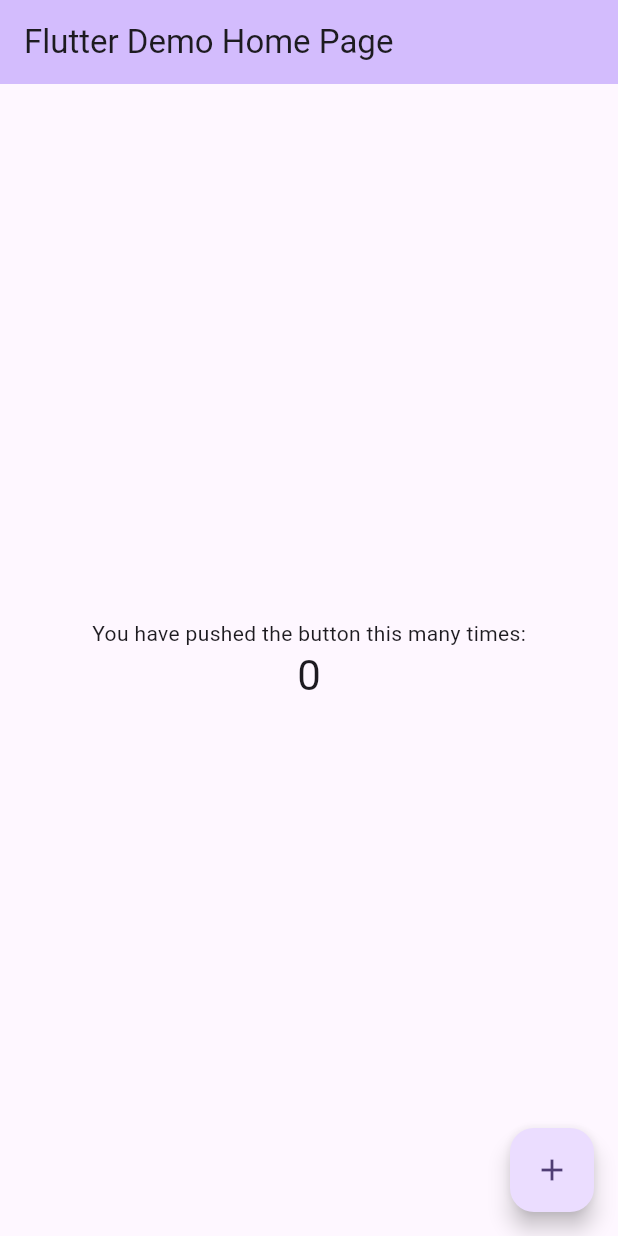
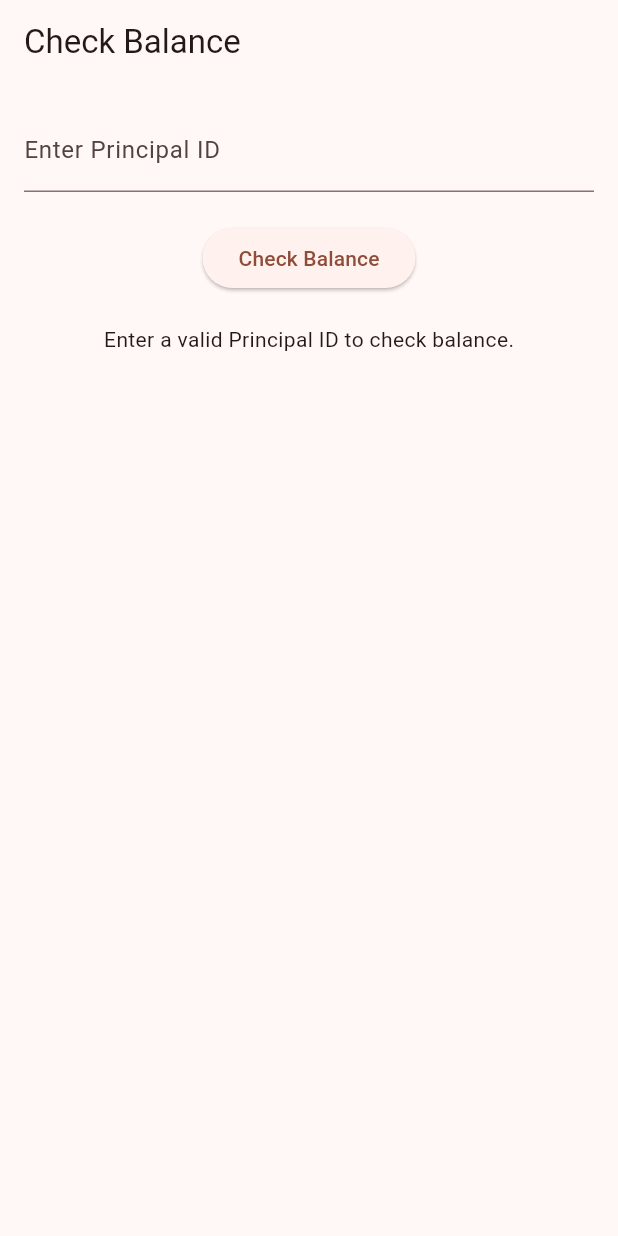
Before and after one commit to CanerKocak/exeplorer, a Flutter app: the screen it shows after launch, on a phone screen of 412 x 824 dp. Run offline on Flutter 3.47's test engine with Material 3 defaults, Android fonts, the phone set to English and light mode, and no system bars; missing offline and left inert: agent_dart.

Commit message:
feat: icrc1 get balance_of

```diff
--- /dev/null
+++ b/devtools_options.yaml
@@ -0,0 +1,3 @@
+description: This file stores settings for Dart & Flutter DevTools.
+documentation: https://docs.flutter.dev/tools/devtools/extensions#configure-extension-enablement-states
+extensions:
--- a/lib/main.dart
+++ b/lib/main.dart
@@ -1,125 +1,25 @@
 import 'package:flutter/material.dart';
+import 'package:provider/provider.dart';
+import 'providers/balance_provider.dart';
+import 'screens/balance_screen.dart';
 
 void main() {
-  runApp(const MyApp());
+  runApp(MyApp());
 }
 
 class MyApp extends StatelessWidget {
-  const MyApp({super.key});
-
-  // This widget is the root of your application.
   @override
   Widget build(BuildContext context) {
-    return MaterialApp(
-      title: 'Flutter Demo',
-      theme: ThemeData(
-        // This is the theme of your application.
-        //
-        // TRY THIS: Try running your application with "flutter run". You'll see
-        // the application has a purple toolbar. Then, without quitting the app,
-        // try changing the seedColor in the colorScheme below to Colors.green
-        // and then invoke "hot reload" (save your changes or press the "hot
-        // reload" button in a Flutter-supported IDE, or press "r" if you used
-        // the command line to start the app).
-        //
-        // Notice that the counter didn't reset back to zero; the application
-        // state is not lost during the reload. To reset the state, use hot
-        // restart instead.
-        //
-        // This works for code too, not just values: Most code changes can be
-        // tested with just a hot reload.
-        colorScheme: ColorScheme.fromSeed(seedColor: Colors.deepPurple),
-        useMaterial3: true,
+    return ChangeNotifierProvider(
+      create: (context) => BalanceProvider(),
+      child: MaterialApp(
+        title: 'Windoge98 Meme Coin App',
+        theme: ThemeData(
+          useMaterial3: true,
+          colorScheme: ColorScheme.fromSeed(seedColor: Colors.deepOrange),
+        ),
+        home: BalanceScreen(),
       ),
-      home: const MyHomePage(title: 'Flutter Demo Home Page'),
     );
   }
 }
-
-class MyHomePage extends StatefulWidget {
-  const MyHomePage({super.key, required this.title});
-
-  // This widget is the home page of your application. It is stateful, meaning
-  // that it has a State object (defined below) that contains fields that affect
-  // how it looks.
-
-  // This class is the configuration for the state. It holds the values (in this
-  // case the title) provided by the parent (in this case the App widget) and
-  // used by the build method of the State. Fields in a Widget subclass are
-  // always marked "final".
-
-  final String title;
-
-  @override
-  State<MyHomePage> createState() => _MyHomePageState();
-}
-
-class _MyHomePageState extends State<MyHomePage> {
-  int _counter = 0;
-
-  void _incrementCounter() {
-    setState(() {
-      // This call to setState tells the Flutter framework that something has
-      // changed in this State, which causes it to rerun the build method below
-      // so that the display can reflect the updated values. If we changed
-      // _counter without calling setState(), then the build method would not be
-      // called again, and so nothing would appear to happen.
-      _counter++;
-    });
-  }
-
-  @override
-  Widget build(BuildContext context) {
-    // This method is rerun every time setState is called, for instance as done
-    // by the _incrementCounter method above.
-    //
-    // The Flutter framework has been optimized to make rerunning build methods
-    // fast, so that you can just rebuild anything that needs updating rather
-    // than having to individually change instances of widgets.
-    return Scaffold(
-      appBar: AppBar(
-        // TRY THIS: Try changing the color here to a specific color (to
-        // Colors.amber, perhaps?) and trigger a hot reload to see the AppBar
-        // change color while the other colors stay the same.
-        backgroundColor: Theme.of(context).colorScheme.inversePrimary,
-        // Here we take the value from the MyHomePage object that was created by
-        // the App.build method, and use it to set our appbar title.
-        title: Text(widget.title),
-      ),
-      body: Center(
-        // Center is a layout widget. It takes a single child and positions it
-        // in the middle of the parent.
-        child: Column(
-          // Column is also a layout widget. It takes a list of children and
-          // arranges them vertically. By default, it sizes itself to fit its
-          // children horizontally, and tries to be as tall as its parent.
-          //
-          // Column has various properties to control how it sizes itself and
-          // how it positions its children. Here we use mainAxisAlignment to
-          // center the children vertically; the main axis here is the vertical
-          // axis because Columns are vertical (the cross axis would be
-          // horizontal).
-          //
-          // TRY THIS: Invoke "debug painting" (choose the "Toggle Debug Paint"
-          // action in the IDE, or press "p" in the console), to see the
-          // wireframe for each widget.
-          mainAxisAlignment: MainAxisAlignment.center,
-          children: <Widget>[
-            const Text(
-              'You have pushed the button this many times:',
-            ),
-            Text(
-              '$_counter',
-              style: Theme.of(context).textTheme.headlineMedium,
-            ),
-          ],
-        ),
-      ),
-      floatingActionButton: FloatingActionButton(
-        onPressed: _incrementCounter,
-        tooltip: 'Increment',
-        child: const Icon(Icons.add),
-      ), // This trailing comma makes auto-formatting nicer for build methods.
-    );
-  }
-}
--- /dev/null
+++ b/lib/models/canister_response.dart
@@ -0,0 +1,5 @@
+class CanisterResponse {
+  final BigInt balance;
+
+  CanisterResponse({required this.balance});
+}
--- /dev/null
+++ b/lib/providers/balance_provider.dart
@@ -0,0 +1,26 @@
+import 'package:flutter/material.dart';
+import '../models/canister_response.dart';
+import '../utils/agent_helper.dart';
+
+class BalanceProvider extends ChangeNotifier {
+  CanisterResponse? _balance;
+  bool _loading = false;
+
+  CanisterResponse? get balance => _balance;
+  bool get loading => _loading;
+
+  Future<void> fetchBalance(String principalId) async {
+    _loading = true;
+    notifyListeners();
+
+    try {
+      final response = await AgentHelper.getBalance(principalId);
+      _balance = CanisterResponse(balance: response);
+    } catch (e) {
+      print('Error fetching balance: $e');
+    }
+
+    _loading = false;
+    notifyListeners();
+  }
+}
--- /dev/null
+++ b/lib/screens/balance_screen.dart
@@ -0,0 +1,46 @@
+import 'package:flutter/material.dart';
+import 'package:provider/provider.dart';
+import '../providers/balance_provider.dart';
+import '../widgets/loading_widget.dart';
+
+class BalanceScreen extends StatelessWidget {
+  final TextEditingController _controller = TextEditingController();
+
+  @override
+  Widget build(BuildContext context) {
+    return Scaffold(
+      appBar: AppBar(title: Text('Check Balance')),
+      body: Padding(
+        padding: const EdgeInsets.all(16.0),
+        child: Column(
+          children: [
+            TextField(
+              controller: _controller,
+              decoration: InputDecoration(labelText: 'Enter Principal ID'),
+            ),
+            SizedBox(height: 20),
+            ElevatedButton(
+              onPressed: () {
+                final provider = Provider.of<BalanceProvider>(context, listen: false);
+                provider.fetchBalance(_controller.text);
+              },
+              child: Text('Check Balance'),
+            ),
+            SizedBox(height: 20),
+            Consumer<BalanceProvider>(
+              builder: (context, provider, child) {
+                if (provider.loading) {
+                  return LoadingWidget();
+                } else if (provider.balance != null) {
+                  return Text('Balance: ${provider.balance!.balance}');
+                } else {
+                  return Text('Enter a valid Principal ID to check balance.');
+                }
+              },
+            ),
+          ],
+        ),
+      ),
+    );
+  }
+}
--- /dev/null
+++ b/lib/utils/agent_helper.dart
@@ -0,0 +1,21 @@
+import 'package:agent_dart/agent_dart.dart';
+
+class AgentHelper {
+  static final agent = Agent(options: const HttpAgentOptions(host: 'https://ic0.app'));
+
+  static Future<BigInt> getBalance(String principalId) async {
+    await agent.fetchRootKey(); // For development only
+    final canisterId = Principal.fromText('rh2pm-ryaaa-aaaan-qeniq-cai');
+    final actor = Actor.createActor(
+      IDLFactory.create({
+        'balance_of': IDL.Func([IDL.Principal], [IDL.Nat], [])
+      }),
+      canisterId: canisterId,
+      agent: agent,
+    );
+
+    final principal = Principal.fromText(principalId);
+    final balance = await actor.invoke('balance_of', [principal]);
+    return balance[0] as BigInt;
+  }
+}
```
Also changed, not shown: analysis_options.yaml (+7 -24 lines), lib/widgets/loading_widget.dart (added, +10 -0 lines), pubspec.yaml (+9 -72 lines), pubspec.lock, 12 other files.
